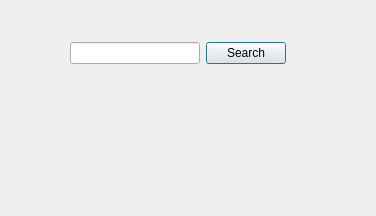
The window that searchdialog.ui (Zeyad-Amr/Super-Painter) describes before a commit, drawn with Qt 5.
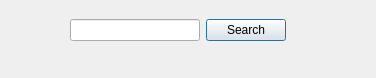
The same window after the commit.

Diff of the .ui file:
```diff
--- a/searchdialog.ui
+++ b/searchdialog.ui
@@ -7,7 +7,7 @@
     <x>0</x>
     <y>0</y>
     <width>376</width>
-    <height>216</height>
+    <height>78</height>
    </rect>
   </property>
   <property name="windowTitle">
@@ -17,9 +17,9 @@
    <property name="geometry">
     <rect>
      <x>70</x>
-     <y>40</y>
+     <y>10</y>
      <width>216</width>
-     <height>26</height>
+     <height>41</height>
     </rect>
    </property>
    <layout class="QHBoxLayout" name="horizontalLayout">
```
